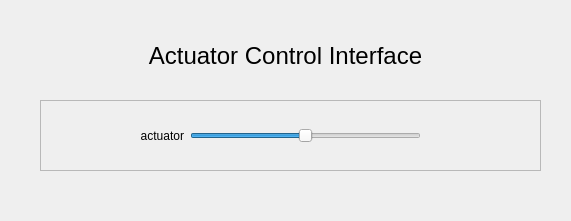
This is libs/rqt_armcontrol/resource/rqt_actuatorcontrol.ui in ORTHOPUS-EXPLORER/explorer_stack as Qt 5 draws it before an edit. The edited form follows.
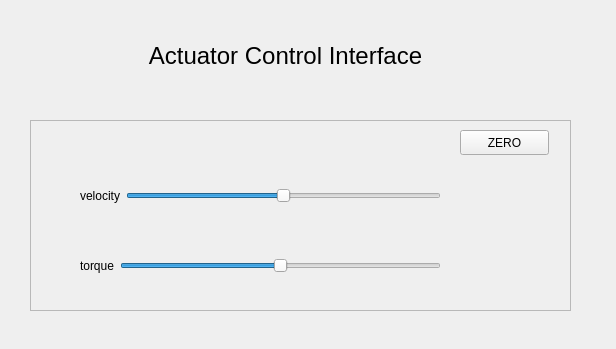
This is the edited form.

Commit message: (feat) : control standalone actuator in effort mode

Patch:
```diff
--- a/libs/rqt_armcontrol/resource/rqt_actuatorcontrol.ui
+++ b/libs/rqt_armcontrol/resource/rqt_actuatorcontrol.ui
@@ -6,8 +6,8 @@
    <rect>
     <x>0</x>
     <y>0</y>
-    <width>571</width>
-    <height>221</height>
+    <width>616</width>
+    <height>349</height>
    </rect>
   </property>
   <property name="windowTitle">
@@ -39,10 +39,10 @@
   <widget class="QFrame" name="frame">
    <property name="geometry">
     <rect>
-     <x>40</x>
-     <y>100</y>
-     <width>501</width>
-     <height>71</height>
+     <x>30</x>
+     <y>120</y>
+     <width>541</width>
+     <height>191</height>
     </rect>
    </property>
    <property name="autoFillBackground">
@@ -57,9 +57,9 @@
    <widget class="QWidget" name="horizontalLayoutWidget">
     <property name="geometry">
      <rect>
-      <x>100</x>
-      <y>20</y>
-      <width>281</width>
+      <x>50</x>
+      <y>60</y>
+      <width>361</width>
       <height>31</height>
      </rect>
     </property>
@@ -67,7 +67,7 @@
      <item>
       <widget class="QLabel" name="label_2">
        <property name="text">
-        <string>actuator</string>
+        <string>velocity</string>
        </property>
        <property name="alignment">
         <set>Qt::AlignRight|Qt::AlignTrailing|Qt::AlignVCenter</set>
@@ -75,7 +75,45 @@
       </widget>
      </item>
      <item>
-      <widget class="QSlider" name="actuator">
+      <widget class="QSlider" name="velocity">
+       <property name="minimum">
+        <number>-1000</number>
+       </property>
+       <property name="maximum">
+        <number>1000</number>
+       </property>
+       <property name="sliderPosition">
+        <number>1</number>
+       </property>
+       <property name="orientation">
+        <enum>Qt::Horizontal</enum>
+       </property>
+      </widget>
+     </item>
+    </layout>
+   </widget>
+   <widget class="QWidget" name="horizontalLayoutWidget_2">
+    <property name="geometry">
+     <rect>
+      <x>50</x>
+      <y>130</y>
+      <width>361</width>
+      <height>31</height>
+     </rect>
+    </property>
+    <layout class="QHBoxLayout" name="horizontalLayout_2">
+     <item>
+      <widget class="QLabel" name="label_3">
+       <property name="text">
+        <string>torque</string>
+       </property>
+       <property name="alignment">
+        <set>Qt::AlignRight|Qt::AlignTrailing|Qt::AlignVCenter</set>
+       </property>
+      </widget>
+     </item>
+     <item>
+      <widget class="QSlider" name="torque">
        <property name="minimum">
         <number>-1000</number>
        </property>
@@ -92,6 +130,19 @@
      </item>
     </layout>
    </widget>
+   <widget class="QPushButton" name="zero_btn">
+    <property name="geometry">
+     <rect>
+      <x>430</x>
+      <y>10</y>
+      <width>89</width>
+      <height>25</height>
+     </rect>
+    </property>
+    <property name="text">
+     <string>ZERO</string>
+    </property>
+   </widget>
   </widget>
   <zorder>frame</zorder>
   <zorder>label_12</zorder>
```
The commit also changes 4 other files.
